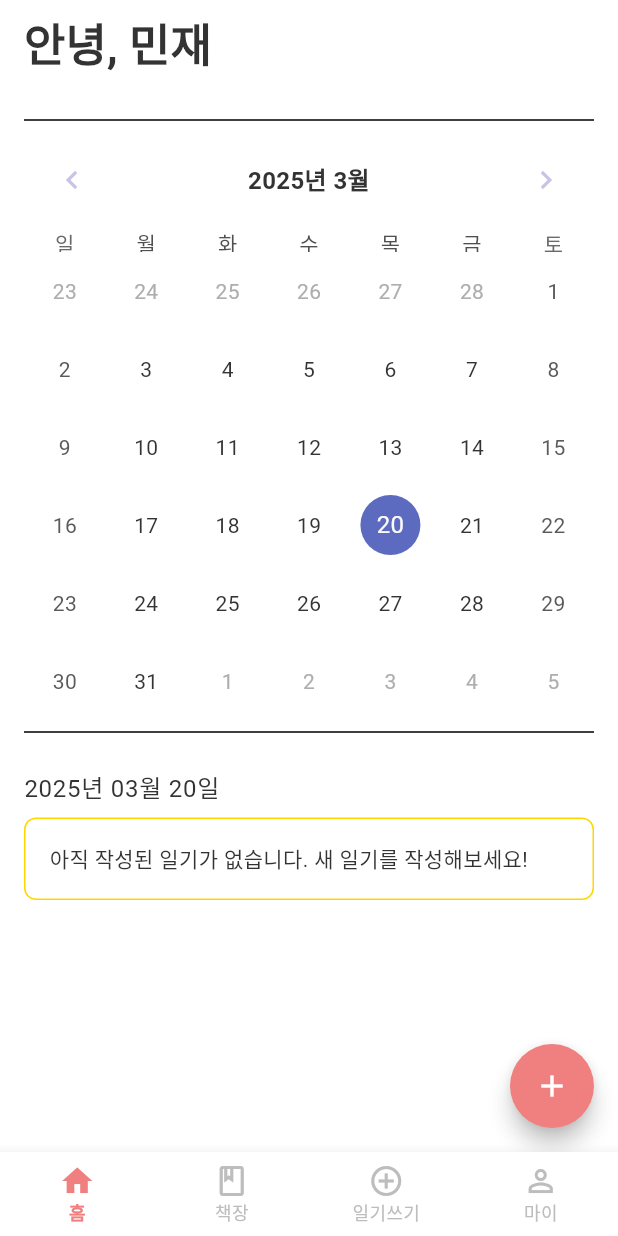
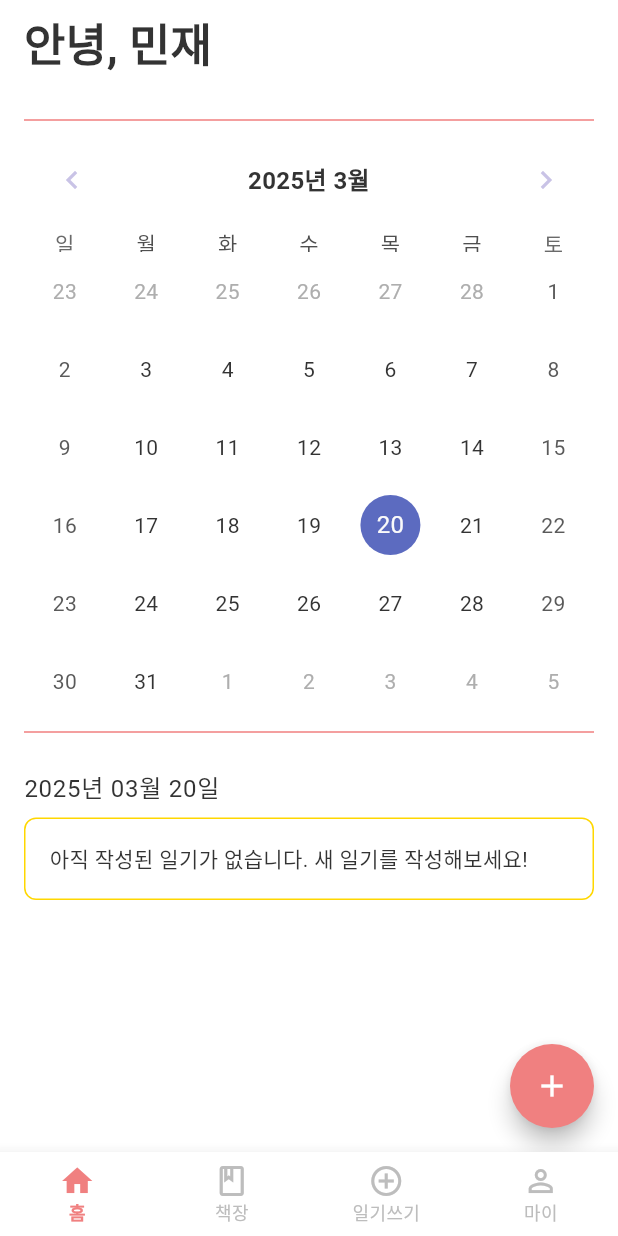
Before and after one commit to Mingjaam/intume, a Flutter app: the screen it shows after launch, on a phone screen of 412 x 824 dp. Run offline on Flutter 3.47's test engine with Material 3 defaults, Android fonts, the phone set to English and light mode, and no system bars; drawn by our look-alikes of table_calendar; our stand-ins replace image_picker, sqflite; accounts and stored records are empty.

Commit message:
메인페이지 디바이더 색상 변경

```diff
--- a/lib/pages/main_page.dart
+++ b/lib/pages/main_page.dart
@@ -83,7 +83,10 @@ class _MainPageState extends State<MainPage> {
             child: Column(
               crossAxisAlignment: CrossAxisAlignment.start,
               children: [
-                Divider(thickness: 1),
+                Divider(
+                  thickness: 1,
+                  color: AppTheme.secondaryPink,
+                ),
                 TableCalendar(
                   locale: 'ko_KR',
                   firstDay: DateTime.utc(2020, 1, 1),
@@ -130,7 +133,10 @@ class _MainPageState extends State<MainPage> {
                     },
                   ),
                 ),
-                Divider(thickness: 1),
+                Divider(
+                  thickness: 1,
+                  color: AppTheme.secondaryPink,
+                ),
                 SizedBox(height: 16),
                 _selectedDay == null
                     ? Center(
```
